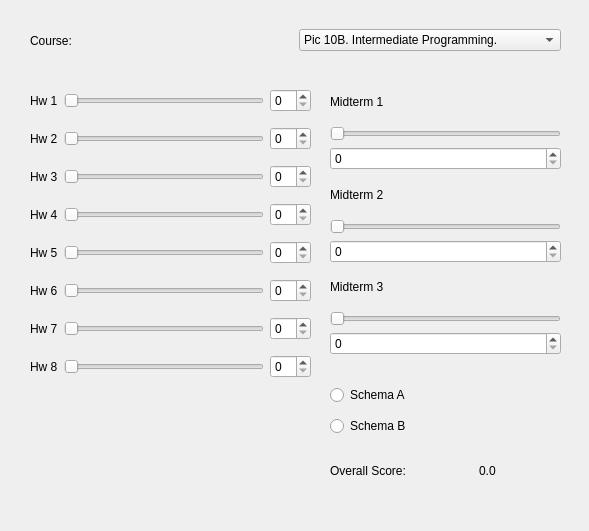
Before: the Qt Designer form mainwindow.ui in alexmme/grade_calculator, drawn with Qt 5.
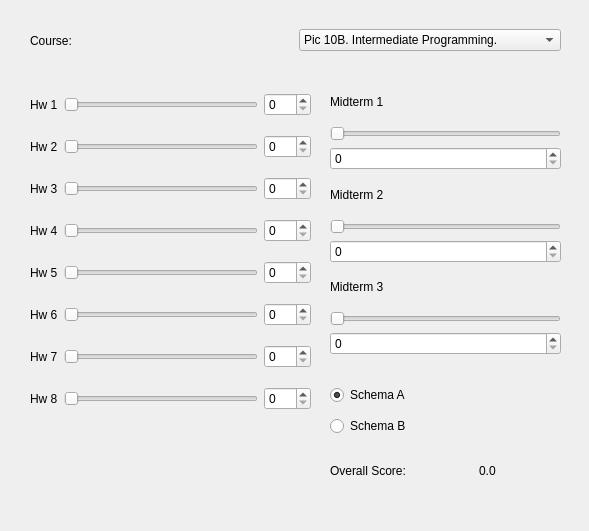
After: the same form once the commit is applied.

Commit message: hw sliders and spinboxes connected

Patch:
```diff
--- a/mainwindow.ui
+++ b/mainwindow.ui
@@ -65,6 +65,9 @@
        <property name="text">
         <string>Schema A</string>
        </property>
+       <property name="checked">
+        <bool>true</bool>
+       </property>
       </widget>
      </item>
      <item>
@@ -108,7 +111,7 @@
       <x>30</x>
       <y>80</y>
       <width>281</width>
-      <height>311</height>
+      <height>351</height>
      </rect>
     </property>
     <layout class="QVBoxLayout" name="verticalLayout">
@@ -129,7 +132,11 @@
         </widget>
        </item>
        <item>
-        <widget class="QSpinBox" name="hw_spin"/>
+        <widget class="QSpinBox" name="hw_spin">
+         <property name="maximum">
+          <number>100</number>
+         </property>
+        </widget>
        </item>
       </layout>
      </item>
@@ -150,7 +157,11 @@
         </widget>
        </item>
        <item>
-        <widget class="QSpinBox" name="hw_spin_2"/>
+        <widget class="QSpinBox" name="hw_spin_2">
+         <property name="maximum">
+          <number>100</number>
+         </property>
+        </widget>
        </item>
       </layout>
      </item>
@@ -171,7 +182,11 @@
         </widget>
        </item>
        <item>
-        <widget class="QSpinBox" name="hw_spin_3"/>
+        <widget class="QSpinBox" name="hw_spin_3">
+         <property name="maximum">
+          <number>100</number>
+         </property>
+        </widget>
        </item>
       </layout>
      </item>
@@ -192,7 +207,11 @@
         </widget>
        </item>
        <item>
-        <widget class="QSpinBox" name="hw_spin_4"/>
+        <widget class="QSpinBox" name="hw_spin_4">
+         <property name="maximum">
+          <number>100</number>
+         </property>
+        </widget>
        </item>
       </layout>
      </item>
@@ -213,7 +232,11 @@
         </widget>
        </item>
        <item>
-        <widget class="QSpinBox" name="hw_spin_5"/>
+        <widget class="QSpinBox" name="hw_spin_5">
+         <property name="maximum">
+          <number>100</number>
+         </property>
+        </widget>
        </item>
       </layout>
      </item>
@@ -234,7 +257,11 @@
         </widget>
        </item>
        <item>
-        <widget class="QSpinBox" name="hw_spin_6"/>
+        <widget class="QSpinBox" name="hw_spin_6">
+         <property name="maximum">
+          <number>100</number>
+         </property>
+        </widget>
        </item>
       </layout>
      </item>
@@ -255,7 +282,11 @@
         </widget>
        </item>
        <item>
-        <widget class="QSpinBox" name="hw_spin_7"/>
+        <widget class="QSpinBox" name="hw_spin_7">
+         <property name="maximum">
+          <number>100</number>
+         </property>
+        </widget>
        </item>
       </layout>
      </item>
@@ -276,7 +307,11 @@
         </widget>
        </item>
        <item>
-        <widget class="QSpinBox" name="hw_spin_8"/>
+        <widget class="QSpinBox" name="hw_spin_8">
+         <property name="maximum">
+          <number>100</number>
+         </property>
+        </widget>
        </item>
       </layout>
      </item>
```
Left out of the diff: 277 changed lines with no effect on the pictures.
